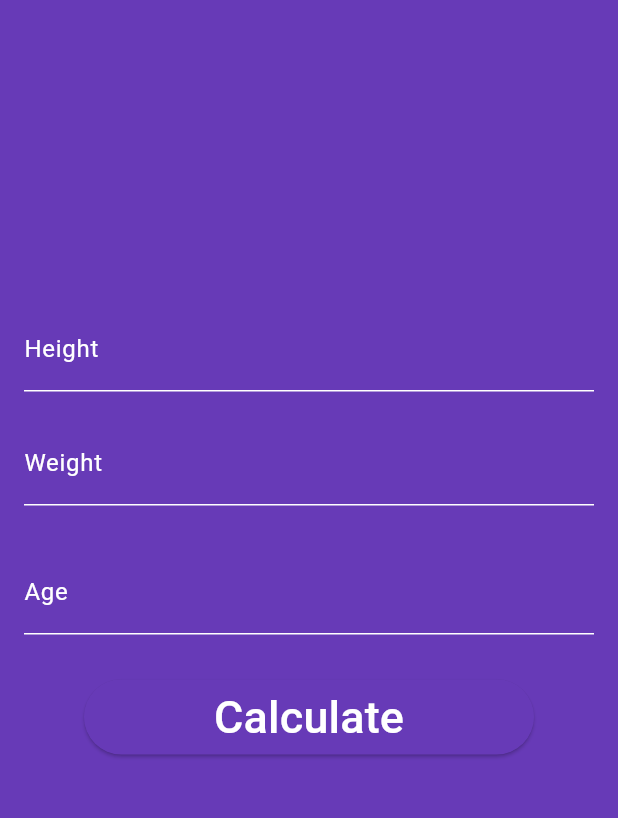
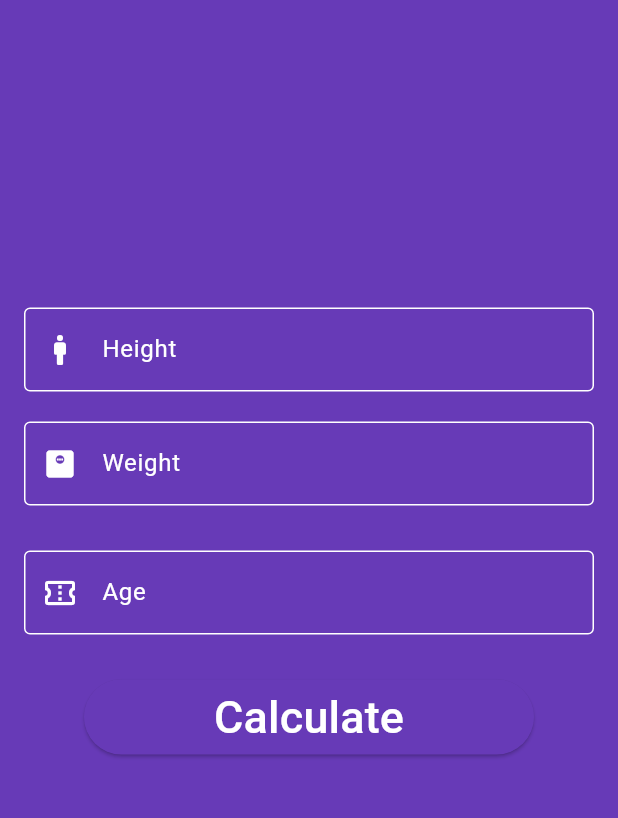
Before and after one commit to Yash782/BMI-Calculator-Flutter, a Flutter app: the screen it shows after launch, on a phone screen of 412 x 824 dp, the part 63-881 px from its top. Run offline on Flutter 3.47's test engine with Material 2 defaults, Android fonts, the phone set to English and light mode, and no system bars.

Commit message:
Minnor UI changes

```diff
--- a/lib/home_page.dart
+++ b/lib/home_page.dart
@@ -29,10 +29,10 @@ class _HomePageState extends State<HomePage> {
 
       if (bmi > 25) {
         comment = "Over weight";
-      } else if (bmi < 18) {
+      } else if (bmi < 18.5) {
         comment = "Under weight";
       } else {
-        comment = "Great Shape";
+        comment = "Normal";
       }
       heightController.clear();
       weightController.clear();
@@ -51,8 +51,12 @@ class _HomePageState extends State<HomePage> {
             TextField(
               controller: heightController,
               keyboardType: const TextInputType.numberWithOptions(),
-              decoration: const InputDecoration(
-                  focusedBorder: UnderlineInputBorder(),
+              decoration: InputDecoration(
+                  border: const OutlineInputBorder(),
+                  prefixIcon: const Icon(Icons.man_rounded),
+                  focusedBorder: OutlineInputBorder(
+                    borderSide: BorderSide(color: Colors.green.shade200),
+                  ),
                   labelText: "Height",
                   suffixText: "Cm"),
             ),
@@ -62,8 +66,12 @@ class _HomePageState extends State<HomePage> {
             TextField(
               controller: weightController,
               keyboardType: const TextInputType.numberWithOptions(),
-              decoration: const InputDecoration(
-                  focusedBorder: UnderlineInputBorder(),
+              decoration: InputDecoration(
+                  border: const OutlineInputBorder(),
+                  prefixIcon: const Icon(Icons.monitor_weight),
+                  focusedBorder: OutlineInputBorder(
+                    borderSide: BorderSide(color: Colors.green.shade200),
+                  ),
                   labelText: "Weight",
                   suffixText: "Kg"),
             ),
@@ -73,8 +81,12 @@ class _HomePageState extends State<HomePage> {
             TextField(
               controller: ageController,
               keyboardType: const TextInputType.numberWithOptions(),
-              decoration: const InputDecoration(
-                focusedBorder: UnderlineInputBorder(),
+              decoration: InputDecoration(
+                border: const OutlineInputBorder(),
+                prefixIcon: const Icon(Icons.confirmation_number_outlined),
+                focusedBorder: OutlineInputBorder(
+                  borderSide: BorderSide(color: Colors.green.shade200),
+                ),
                 labelText: "Age",
                 suffixText: "Yrs",
               ),
```
